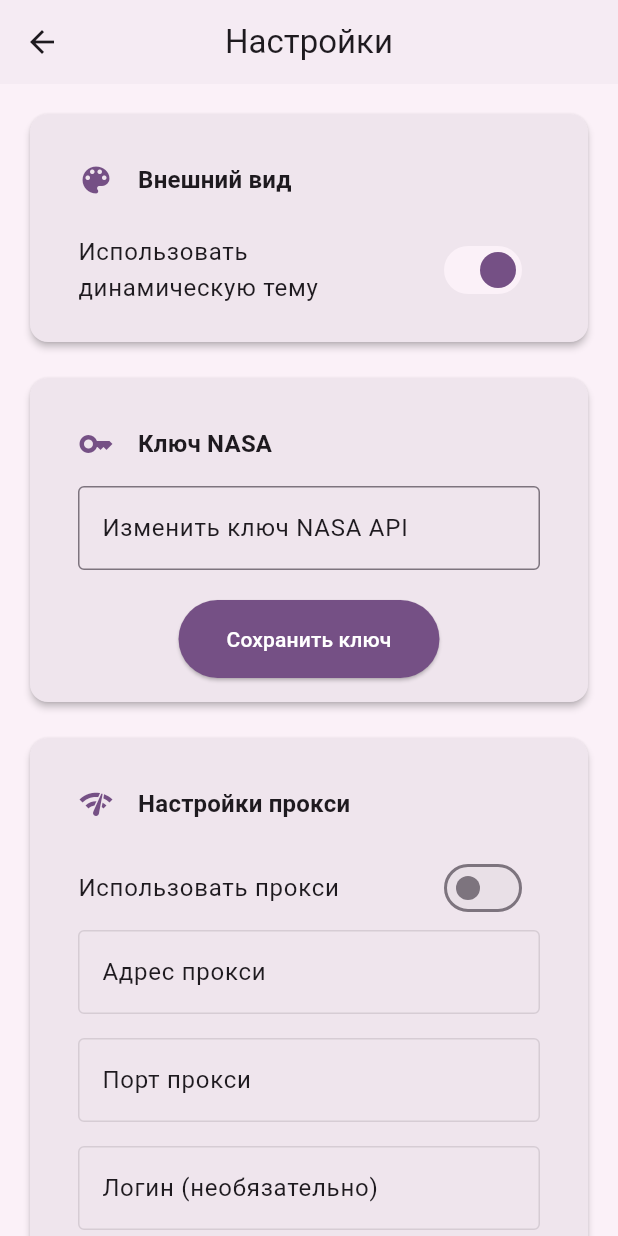
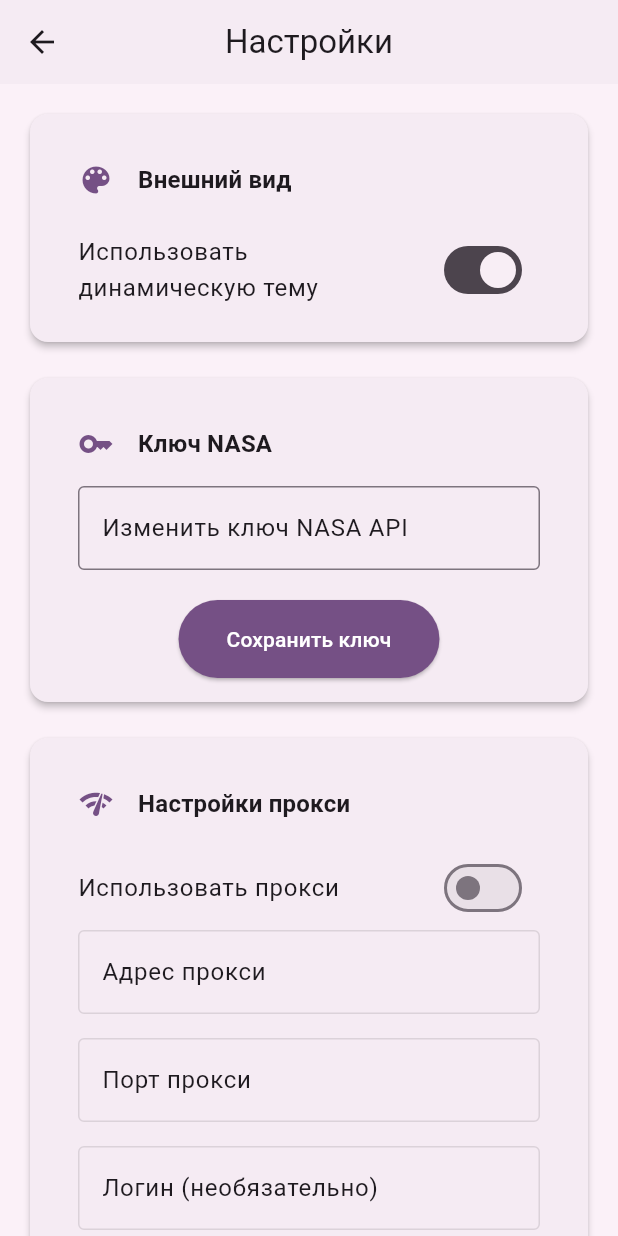
Before and after one commit to Jasternaut/Tomahawk-Space, a Flutter app: the SettingsScreen screen opened directly, on a phone screen of 412 x 824 dp. Run offline on Flutter 3.47's test engine with Material 3 defaults, Android fonts, the phone set to English and light mode, and no system bars; drawn by our look-alikes of dynamic_color; our stand-ins replace cached_network_image, flutter_secure_storage, hive, hive_flutter, shared_preferences; accounts and stored records are empty; generated files the repository leaves out were written again.

Commit message:
[Upd] Подобрана цветовая схема для настроек

```diff
--- a/lib/favorites_screen.dart
+++ b/lib/favorites_screen.dart
@@ -11,8 +11,11 @@ class FavoritesScreen extends StatefulWidget {
   State<FavoritesScreen> createState() => _FavoritesScreenState();
 }
 
-class _FavoritesScreenState extends State<FavoritesScreen> {
+class _FavoritesScreenState extends State<FavoritesScreen> with AutomaticKeepAliveClientMixin {
   late Box<Apod> favoritesBox;
+
+  @override
+  bool get wantKeepAlive => true;
 
   @override
   void initState() {
@@ -22,6 +25,7 @@ class _FavoritesScreenState extends State<FavoritesScreen> {
 
   @override
   Widget build(BuildContext context) {
+    super.build(context);
     final theme = Theme.of(context);
     final colorScheme = theme.colorScheme;
     final textTheme = theme.textTheme;
--- a/lib/settings_screen.dart
+++ b/lib/settings_screen.dart
@@ -249,7 +249,7 @@ class _SettingsScreenState extends State<SettingsScreen> with AutomaticKeepAlive
           // Раздел "Внешний вид"
           Card(
             elevation: 2,
-            color: colorScheme.surfaceContainerHigh,
+            color: colorScheme.surfaceContainer,
             shape: RoundedRectangleBorder(
               borderRadius: BorderRadius.circular(12.0),
             ),
@@ -284,8 +284,8 @@ class _SettingsScreenState extends State<SettingsScreen> with AutomaticKeepAlive
                             HapticFeedback.lightImpact();
                             _saveDynamicThemePreference(newValue);
                           },
-                          activeThumbColor: colorScheme.primary,
-                          activeTrackColor: colorScheme.surfaceContainerLow
+                          activeThumbColor: colorScheme.onInverseSurface,
+                          activeTrackColor: colorScheme.onSurfaceVariant
                         );
                       },
                     ),
@@ -385,7 +385,7 @@ class _SettingsScreenState extends State<SettingsScreen> with AutomaticKeepAlive
           // Раздел "Ключ NASA"
           Card(
             elevation: 2,
-            color: colorScheme.surfaceContainerHigh,
+            color: colorScheme.surfaceContainer,
             shape: RoundedRectangleBorder(
               borderRadius: BorderRadius.circular(12.0),
             ),
@@ -452,7 +452,7 @@ class _SettingsScreenState extends State<SettingsScreen> with AutomaticKeepAlive
           // Раздел "Настройки прокси"
           Card(
             elevation: 2,
-            color: colorScheme.surfaceContainerHigh,
+            color: colorScheme.surfaceContainer,
             shape: RoundedRectangleBorder(
               borderRadius: BorderRadius.circular(12.0),
             ),
@@ -487,8 +487,8 @@ class _SettingsScreenState extends State<SettingsScreen> with AutomaticKeepAlive
                         HapticFeedback.lightImpact();
                         _saveProxySwitch(newValue);
                       },
-                      activeThumbColor: colorScheme.primary,
-                      activeTrackColor: colorScheme.surfaceContainerLow,
+                      activeThumbColor: colorScheme.onInverseSurface,
+                      activeTrackColor: colorScheme.onSurfaceVariant,
                     ),
                   ),
                   Padding(
```
